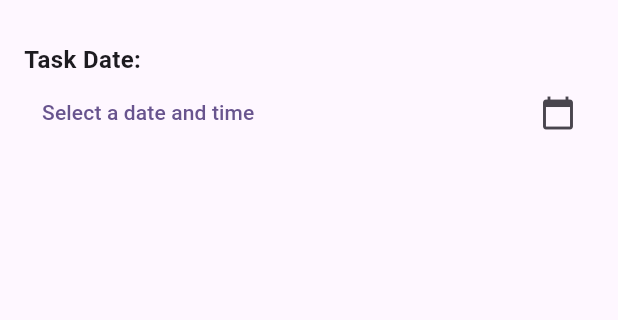
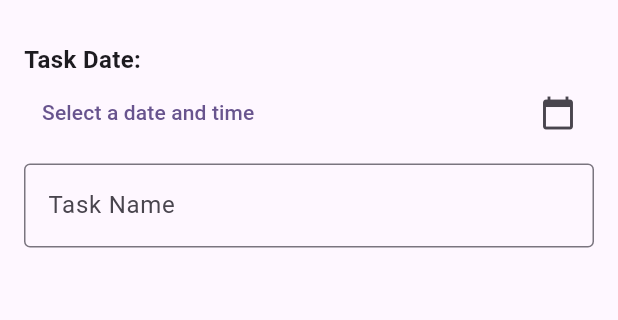
Before and after one commit to nauvalachid/TodoApp_0117, a Flutter app: the screen it shows after launch, on a phone screen of 412 x 824 dp, the part 66-386 px from its top. Run offline on Flutter 3.47's test engine with Material 3 defaults, Android fonts, the phone set to English and light mode, and no system bars; Roboto replaces fonts that are missing (Poppins).

Commit message:
bagian form - input task name

```diff
--- a/lib/todoapp.dart
+++ b/lib/todoapp.dart
@@ -116,6 +116,22 @@ void _pickDate(BuildContext context) async {
                     style: TextStyle(color: Colors.red),
                   ),
                 const SizedBox(height: 10),
+                 Row(
+                  children: [
+                    Expanded(
+                      child: TextFormField(
+                        controller: _taskController,
+                        decoration: const InputDecoration(
+                          labelText: "Task Name",
+                          border: OutlineInputBorder(),
+                          focusedBorder: OutlineInputBorder(
+                            borderSide: BorderSide(color: Colors.red),
+                          ),
+                        ),
+                      ),
+                    ),
+                  ],
+                 ),
               ],
             ),
           ),
```
